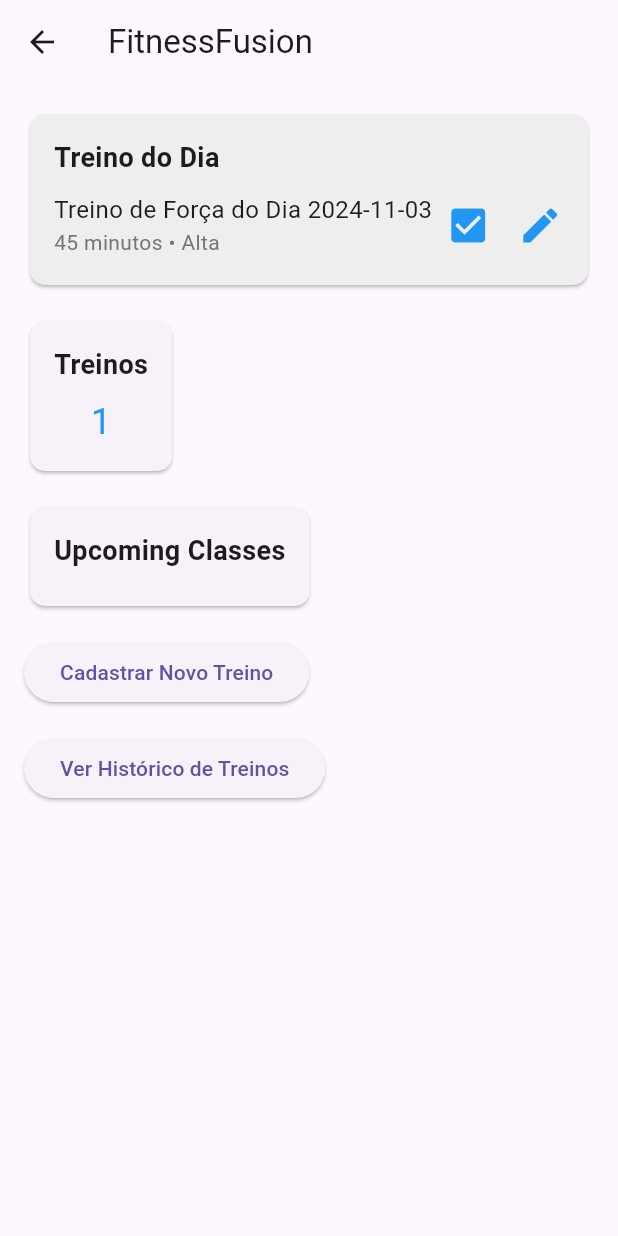
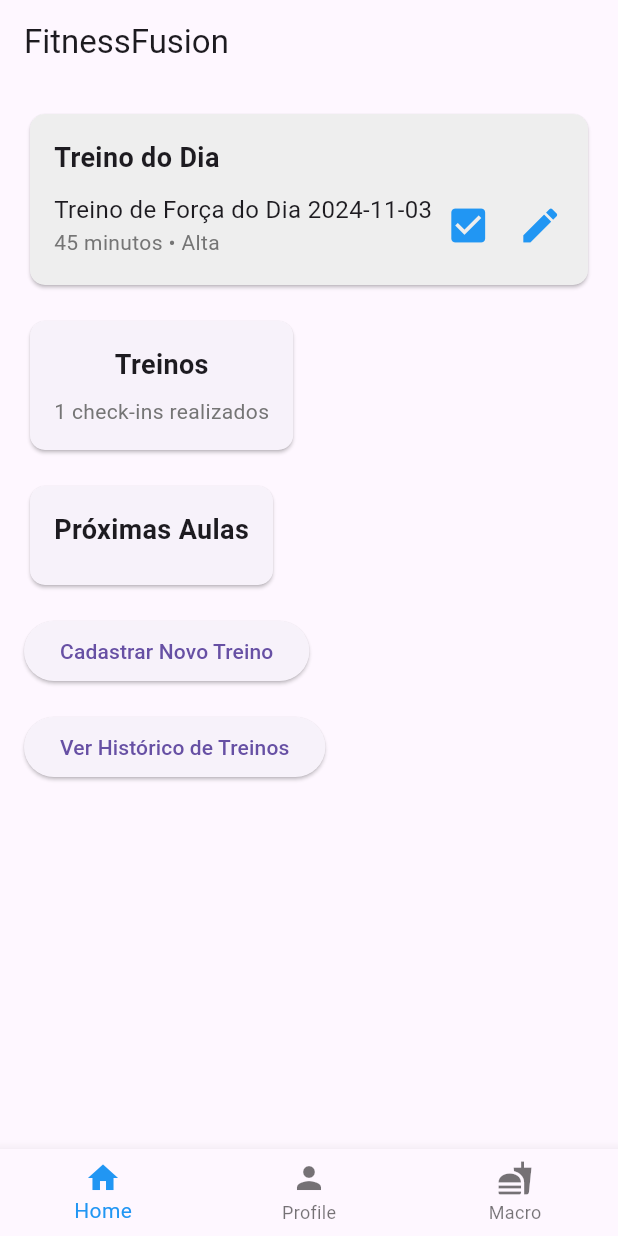
Before and after one commit to erastogodi/aplicativo-treino1, a Flutter app: the HomePage screen opened directly, after a tap on the "check box outline blank" icon, on a phone screen of 412 x 824 dp. Run offline on Flutter 3.47's test engine with Material 3 defaults, Android fonts, the phone set to English and light mode, and no system bars; our stand-ins replace google_fonts; accounts and stored records are empty; network calls fail.

Commit message:
com bar e profile

```diff
--- a/lib/controllers/user_controller.dart
+++ b/lib/controllers/user_controller.dart
@@ -105,6 +105,11 @@
     }
   }
 
+  // Método para obter os dados físicos do usuário
+  UserModel? getUserData() {
+    return user;
+  }
+
   void removeWater() {
     _currentWaterIntake -= 350; // Remove 350ml por clique
     if (_currentWaterIntake < 0) {
--- a/lib/views/home_page.dart
+++ b/lib/views/home_page.dart
@@ -1,8 +1,12 @@
 import 'package:flutter/material.dart';
 import '../controllers/home_controller.dart';
 import '../models/treino.dart';
+import '../models/user_model.dart';
 import 'workout_history_page.dart';
 import 'create_workout_page.dart';
+import 'profile.dart'; // Importe a página de perfil
+import 'new_macros_result_view.dart'; // Importe a página de macros (NewMacrosResultView)
+import '../controllers/user_controller.dart';
 
 class HomePage extends StatefulWidget {
   @override
@@ -11,8 +15,11 @@
 
 class _HomePageState extends State<HomePage> {
   final HomeController _controller = HomeController();
+  final UserController _userController =
+      UserController(); // Mover a instância do UserController aqui
   bool treinoCheckInFeito = false;
   int totalCheckIns = 0;
+  int _selectedIndex = 0; // Adiciona o índice selecionado
 
   @override
   void initState() {
@@ -99,6 +106,54 @@
     );
   }
 
+  void _onItemTapped(int index) {
+    setState(() {
+      _selectedIndex = index;
+    });
+
+    switch (index) {
+      case 0: // Home
+        break; // Fica na mesma página
+      case 1: // Profile
+        Navigator.push(
+          context,
+          MaterialPageRoute(
+              builder: (context) =>
+                  ProfileScreen()), // Altere para a sua página de perfil
+        );
+        break;
+      case 2: // Macro
+        // Obter os dados do controlador
+        UserModel? userData =
+            _userController.getUserData(); // Usando a instância criada
+
+        if (userData != null) {
+          Navigator.push(
+            context,
+            MaterialPageRoute(
+                builder: (context) => NewMacrosResultView('algum valor',
+                    weight: userData.weight,
+                    age: userData
+                        .age, // Certifique-se de que 'age' é uma propriedade do UserModel
+                    height: userData
+                        .height, // Certifique-se de que 'height' é uma propriedade do UserModel
+                    gender: userData
+                        .gender, // Certifique-se de que 'gender' é uma propriedade do UserModel
+                    activityLevel: userData
+                        .activityLevel, // Certifique-se de que 'activityLevel' é uma propriedade do UserModel
+                    controller:
+                        _userController)), // Usar a instância correta do UserController
+          );
+        } else {
+          // Lidar com o caso onde userData é null, se necessário
+          ScaffoldMessenger.of(context).showSnackBar(
+            SnackBar(content: Text('Dados do usuário não disponíveis.')),
+          );
+        }
+        break;
+    }
+  }
+
   @override
   Widget build(BuildContext context) {
     return Scaffold(
@@ -137,6 +192,25 @@
             ],
           ),
         ),
+      ),
+      bottomNavigationBar: BottomNavigationBar(
+        items: const <BottomNavigationBarItem>[
+          BottomNavigationBarItem(
+            icon: Icon(Icons.home),
+            label: 'Home',
+          ),
+          BottomNavigationBarItem(
+            icon: Icon(Icons.person),
+            label: 'Profile',
+          ),
+          BottomNavigationBarItem(
+            icon: Icon(Icons.fastfood), // ícone representando "Macros"
+            label: 'Macro',
+          ),
+        ],
+        currentIndex: _selectedIndex,
+        selectedItemColor: Colors.blue,
+        onTap: _onItemTapped,
       ),
     );
   }
@@ -226,9 +300,10 @@
             ),
             SizedBox(height: 8),
             Text(
-              '$totalCheckIns',
-              style: TextStyle(fontSize: 24, color: Colors.blue),
+              '$totalCheckIns check-ins realizados',
+              style: TextStyle(color: Colors.grey[600]),
             ),
+            // Aqui você pode adicionar mais informações sobre treinos se necessário
           ],
         ),
       ),
@@ -236,23 +311,6 @@
   }
 
   Widget _buildUpcomingClasses() {
-    List<Treino> treinosAmanha = _controller.historicoTreinos.where((treino) {
-      DateTime treinoDate = DateTime.parse(treino.data);
-      DateTime amanha = DateTime.now().add(Duration(days: 1));
-      return treinoDate.year == amanha.year &&
-          treinoDate.month == amanha.month &&
-          treinoDate.day == amanha.day;
-    }).toList();
-
-    List<Treino> treinosProximoDia =
-        _controller.historicoTreinos.where((treino) {
-      DateTime treinoDate = DateTime.parse(treino.data);
-      DateTime proximoDia = DateTime.now().add(Duration(days: 2));
-      return treinoDate.year == proximoDia.year &&
-          treinoDate.month == proximoDia.month &&
-          treinoDate.day == proximoDia.day;
-    }).toList();
-
     return Card(
       shape: RoundedRectangleBorder(
         borderRadius: BorderRadius.circular(10),
@@ -260,49 +318,16 @@
       child: Padding(
         padding: const EdgeInsets.all(16.0),
         child: Column(
-          crossAxisAlignment: CrossAxisAlignment.start,
           children: [
             Text(
-              'Upcoming Classes',
+              'Próximas Aulas',
               style: TextStyle(fontSize: 18, fontWeight: FontWeight.bold),
             ),
             SizedBox(height: 8),
-            if (treinosAmanha.isNotEmpty) ...[
-              Text(
-                'Amanhã',
-                style: TextStyle(fontSize: 16, fontWeight: FontWeight.bold),
-              ),
-              for (var treino in treinosAmanha)
-                _buildClassInfo(treino.nome, 'Amanhã'),
-              Divider(),
-            ],
-            if (treinosProximoDia.isNotEmpty) ...[
-              Text(
-                'Próximo Dia',
-                style: TextStyle(fontSize: 16, fontWeight: FontWeight.bold),
-              ),
-              for (var treino in treinosProximoDia)
-                _buildClassInfo(treino.nome, 'Próximo Dia'),
-            ],
+            // Adicione aqui as informações sobre as próximas aulas
           ],
         ),
       ),
     );
   }
-
-  Widget _buildClassInfo(String className, String time) {
-    return Row(
-      mainAxisAlignment: MainAxisAlignment.spaceBetween,
-      children: [
-        Text(
-          className,
-          style: TextStyle(fontSize: 16),
-        ),
-        Text(
-          time,
-          style: TextStyle(color: Colors.grey[600]),
-        ),
-      ],
-    );
-  }
 }
--- a/lib/views/new_macros_result_view.dart
+++ b/lib/views/new_macros_result_view.dart
@@ -9,7 +9,8 @@
   final String activityLevel;
   final UserController controller;
 
-  const NewMacrosResultView({
+  const NewMacrosResultView(
+    String s, {
     Key? key,
     required this.weight,
     required this.height,
--- a/pubspec.yaml
+++ b/pubspec.yaml
@@ -10,6 +10,8 @@
 dependencies:
   flutter:
     sdk: flutter
+
+  intl: ^0.18.1
 
   # Ícones do Cupertino para iOS
   cupertino_icons: ^1.0.8
```
Also changed, not shown: lib/views/macros_form_view.dart (+20 -20 lines), lib/views/profile.dart (added, +187 -0 lines), pubspec.lock.
